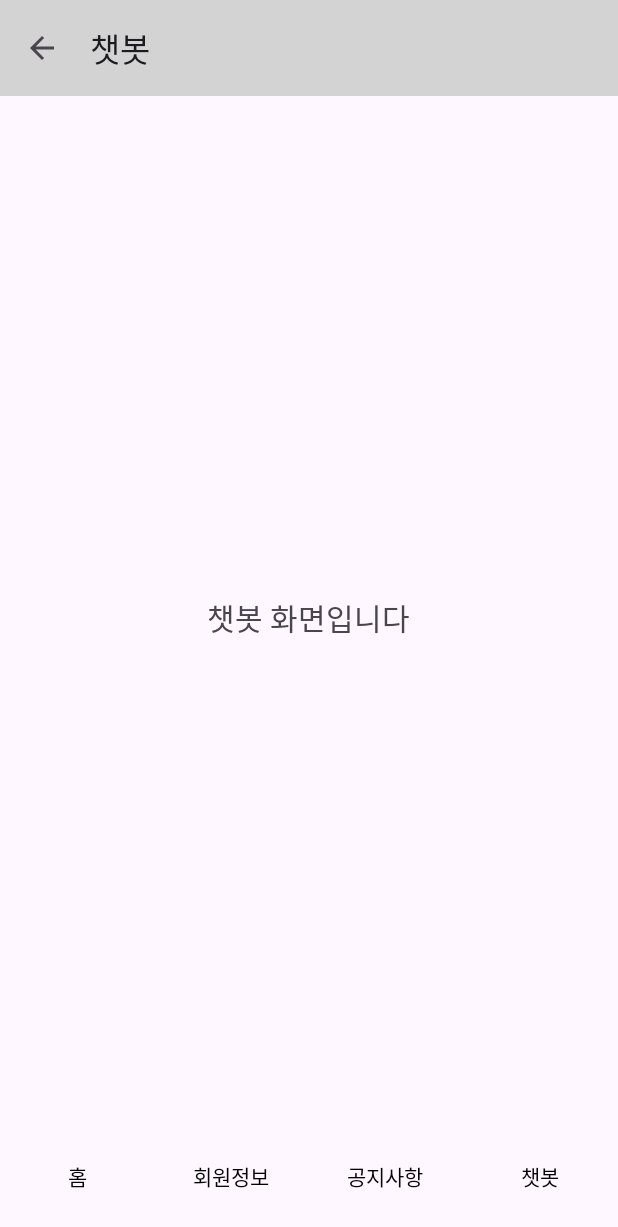
After one commit to KyungHo0607/My_0910, an Android app: the ChatbotActivity screen opened directly, with no data from a screen before it, on a phone screen of 412 x 824 dp. The commit adds this screen. Shown: the top 1227 px of the screen. Run offline under Robolectric (Android 15) with nearby library versions, the phone set to English and light mode, and no system bars.

Commit message:
11월_수정_2

```diff
--- /dev/null
+++ b/app/src/main/java/com/example/my_0910/ChatbotActivity.java
@@ -0,0 +1,67 @@
+package com.example.my_0910;
+
+import android.content.Intent;
+import android.os.Bundle;
+import android.view.MenuItem;
+import android.widget.Button;
+import androidx.appcompat.app.AppCompatActivity;
+import androidx.appcompat.widget.Toolbar;
+
+public class ChatbotActivity extends AppCompatActivity {
+
+    @Override
+    protected void onCreate(Bundle savedInstanceState) {
+        super.onCreate(savedInstanceState);
+        setContentView(R.layout.activity_chatbot); // 새로 만든 레이아웃을 설정
+
+        // 툴바 설정
+        Toolbar toolbar = findViewById(R.id.toolbar);
+        setSupportActionBar(toolbar);
+        if (getSupportActionBar() != null) {
+            getSupportActionBar().setDisplayHomeAsUpEnabled(true); // 뒤로 가기 버튼 활성화
+            getSupportActionBar().setTitle("챗봇"); // 툴바 제목 설정
+        }
+
+        // 하단 메뉴 버튼 클릭 리스너
+        Button homeButton = findViewById(R.id.homeButton);
+        homeButton.setOnClickListener(v -> {
+            Intent intent = new Intent(ChatbotActivity.this, MainActivity.class);
+            startActivity(intent);
+        });
+
+        Button memberButton = findViewById(R.id.memberButton);
+        memberButton.setOnClickListener(v -> {
+            Intent intent = new Intent(ChatbotActivity.this, CommunityActivity.class);
+            startActivity(intent);
+        });
+
+        Button noticeButton = findViewById(R.id.noticeButton);
+        noticeButton.setOnClickListener(v -> {
+            Intent intent = new Intent(ChatbotActivity.this, NoticeActivity.class);
+            startActivity(intent);
+        });
+
+        Button chatbotButton = findViewById(R.id.chatbotButton);
+        chatbotButton.setOnClickListener(v -> {
+            // 이미 챗봇 화면이므로 특별한 동작 필요 없음
+        });
+    }
+
+    // 뒤로 가기 버튼 동작
+    @Override
+    public boolean onOptionsItemSelected(MenuItem item) {
+        int id = item.getItemId();
+        if (id == android.R.id.home) {
+            onBackPressed(); // 뒤로 가기 동작
+            return true;
+        }
+        return super.onOptionsItemSelected(item);
+    }
+
+    // 뒤로 가기 버튼을 눌렀을 때 처리
+    @Override
+    public boolean onSupportNavigateUp() {
+        onBackPressed();
+        return true;
+    }
+}
--- /dev/null
+++ b/app/src/main/res/layout/activity_chatbot.xml
@@ -0,0 +1,71 @@
+<?xml version="1.0" encoding="utf-8"?>
+<RelativeLayout xmlns:android="http://schemas.android.com/apk/res/android"
+    android:layout_width="match_parent"
+    android:layout_height="match_parent">
+
+    <!-- 툴바 -->
+    <androidx.appcompat.widget.Toolbar
+        android:id="@+id/toolbar"
+        android:layout_width="match_parent"
+        android:layout_height="wrap_content"
+        android:background="#D3D3D3"
+        android:title="챗봇"
+        android:titleTextColor="#FFFFFF" />
+
+    <!-- 챗봇 텍스트 -->
+    <TextView
+        android:id="@+id/chatbotText"
+        android:layout_width="wrap_content"
+        android:layout_height="wrap_content"
+        android:text="챗봇 화면입니다"
+        android:textSize="20sp"
+        android:layout_centerInParent="true"/>
+
+    <!-- 하단 메뉴 버튼들 -->
+    <LinearLayout
+        android:layout_width="match_parent"
+        android:layout_height="wrap_content"
+        android:orientation="horizontal"
+        android:gravity="center"
+        android:layout_alignParentBottom="true"
+        android:layout_marginBottom="16dp"
+        android:weightSum="4">
+
+        <Button
+            android:id="@+id/homeButton"
+            android:layout_width="0dp"
+            android:layout_height="wrap_content"
+            android:text="홈"
+            android:textColor="#000000"
+            android:layout_weight="1"
+            android:background="?android:attr/selectableItemBackground" />
+
+        <Button
+            android:id="@+id/memberButton"
+            android:layout_width="0dp"
+            android:layout_height="wrap_content"
+            android:text="회원정보"
+            android:textColor="#000000"
+            android:layout_weight="1"
+            android:background="?android:attr/selectableItemBackground" />
+
+        <Button
+            android:id="@+id/noticeButton"
+            android:layout_width="0dp"
+            android:layout_height="wrap_content"
+            android:text="공지사항"
+            android:textColor="#000000"
+            android:layout_weight="1"
+            android:background="?android:attr/selectableItemBackground" />
+
+        <Button
+            android:id="@+id/chatbotButton"
+            android:layout_width="0dp"
+            android:layout_height="wrap_content"
+            android:text="챗봇"
+            android:textColor="#000000"
+            android:layout_weight="1"
+            android:background="?android:attr/selectableItemBackground" />
+    </LinearLayout>
+
+</RelativeLayout>
```
Also changed, not shown: app/src/main/AndroidManifest.xml (+7 -3 lines), app/src/main/java/com/example/my_0910/CommunityActivity.java (+35 -1 lines), app/src/main/java/com/example/my_0910/MainActivity.java (+34 -69 lines), app/src/main/res/layout/activity_main.xml (+102 -39 lines), app/src/main/res/layout/onboarding_page.xml (added, +37 -0 lines), app/src/main/res/menu/main_menu.xml (added, +8 -0 lines), app/src/main/res/drawable/ic_app_intro.png (added), app/src/main/res/drawable/ic_reserve.png (added), app/src/main/res/drawable/ic_return.png (added), app/src/main/res/drawable/ic_signup.png (added), app/src/main/res/drawable/poweron.png (added).
